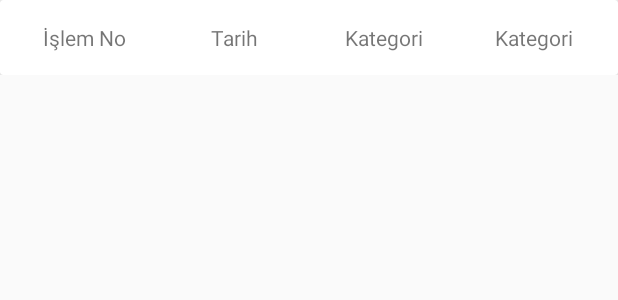
After one commit to nejdetkadir/expenses-project-android, an Android app: the layout row_home_recycler.xml on its own in the app's theme, with its tools: preview values and no code run, on a phone screen of 412 x 824 dp. The commit adds this screen. Shown: the top 300 px of the screen. Run offline under Robolectric (Android 15) with nearby library versions, the phone set to English and light mode, and no system bars; network calls fail.

Commit message:
Add recyclerview to home

```diff
--- /dev/null
+++ b/app/src/main/res/layout/row_home_recycler.xml
@@ -0,0 +1,46 @@
+<?xml version="1.0" encoding="utf-8"?>
+<LinearLayout
+    xmlns:android="http://schemas.android.com/apk/res/android"
+    android:layout_width="match_parent"
+    android:layout_height="wrap_content"
+    android:orientation="horizontal">
+
+    <androidx.cardview.widget.CardView
+        android:layout_width="match_parent"
+        android:layout_height="50dp">
+        <LinearLayout
+            android:layout_width="match_parent"
+            android:layout_height="match_parent"
+            android:gravity="center">
+
+            <TextView
+                android:id="@+id/RecyclerViewID"
+                android:layout_width="100dp"
+                android:layout_height="match_parent"
+                android:gravity="center"
+                android:text="İşlem No" />
+
+            <TextView
+                android:id="@+id/RecyclerViewDate"
+                android:layout_width="100dp"
+                android:layout_height="match_parent"
+                android:gravity="center"
+                android:text="Tarih" />
+
+            <TextView
+                android:id="@+id/RecyclerViewCategory"
+                android:layout_width="100dp"
+                android:layout_height="match_parent"
+                android:gravity="center"
+                android:text="Kategori" />
+
+            <TextView
+                android:layout_width="100dp"
+                android:id="@+id/RecyclerViewPrice"
+                android:gravity="center"
+                android:layout_height="match_parent"
+                android:text="Kategori"/>
+
+        </LinearLayout>
+    </androidx.cardview.widget.CardView>
+</LinearLayout>
```
Also changed, not shown: app/src/main/java/com/nejdetkadirr/expensesproject/MainActivity.java (+7 -9 lines), app/src/main/java/com/nejdetkadirr/expensesproject/fragment/HomeFragment.java (+9 -1 lines), app/src/main/java/com/nejdetkadirr/expensesproject/recyclerview/HomeAdapter.java (added, +58 -0 lines), app/src/main/res/layout/fragment_home.xml (+11 -7 lines).
